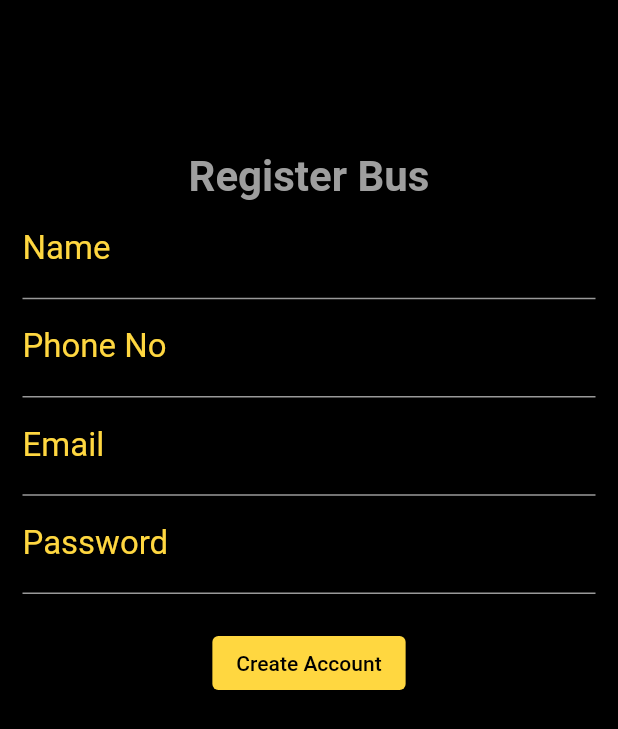
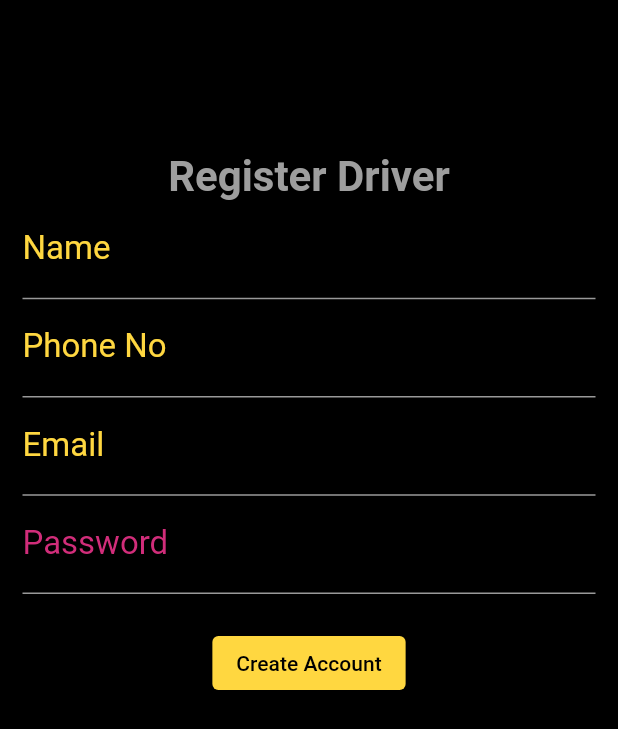
Before and after one commit to TheMystic07/HimYatri, a Flutter app: the screen it shows after launch, on a phone screen of 412 x 824 dp. Shown: the top 729 px of the screen. Run offline on Flutter 3.47's test engine with Material 2 defaults, Android fonts, the light colour scheme and no system bars.

Commit message:
Redirected from Register Driver to Register Bus

```diff
--- a/conductor_app/lib/pages/signUpScreen/signup.dart
+++ b/conductor_app/lib/pages/signUpScreen/signup.dart
@@ -1,5 +1,6 @@
-import 'dart:html';
+// import 'dart:html';
 
+import 'package:conductor_app/pages/signUpScreen/register_bus.dart';
 import 'package:flutter/material.dart';
 
 class SignUpScreen extends StatefulWidget {
@@ -37,7 +38,7 @@ class _SignUpScreenState extends State<SignUpScreen> {
 
             const Center(
               child: Text(
-                "Register Bus",
+                "Register Driver",
                 style: TextStyle(
                     fontSize: 28,
                     color: Colors.grey,
@@ -103,12 +104,16 @@ class _SignUpScreenState extends State<SignUpScreen> {
                 focusedBorder: UnderlineInputBorder(
                     borderSide: BorderSide(color: Colors.white60)),
                 hintStyle: TextStyle(color: Colors.grey, fontSize: 12),
-                labelStyle: TextStyle(color: Colors.amberAccent, fontSize: 22),
+                labelStyle: TextStyle(
+                    color: Color.fromARGB(255, 209, 45, 122), fontSize: 22),
               ),
             ),
             const SizedBox(height: 22),
             ElevatedButton(
-                onPressed: () {},
+                onPressed: () {
+                  Navigator.of(context).push(MaterialPageRoute(
+                      builder: (context) => const RegisterBus()));
+                },
                 style: ElevatedButton.styleFrom(
                     backgroundColor: Colors.amberAccent),
                 child: const Text(
```
